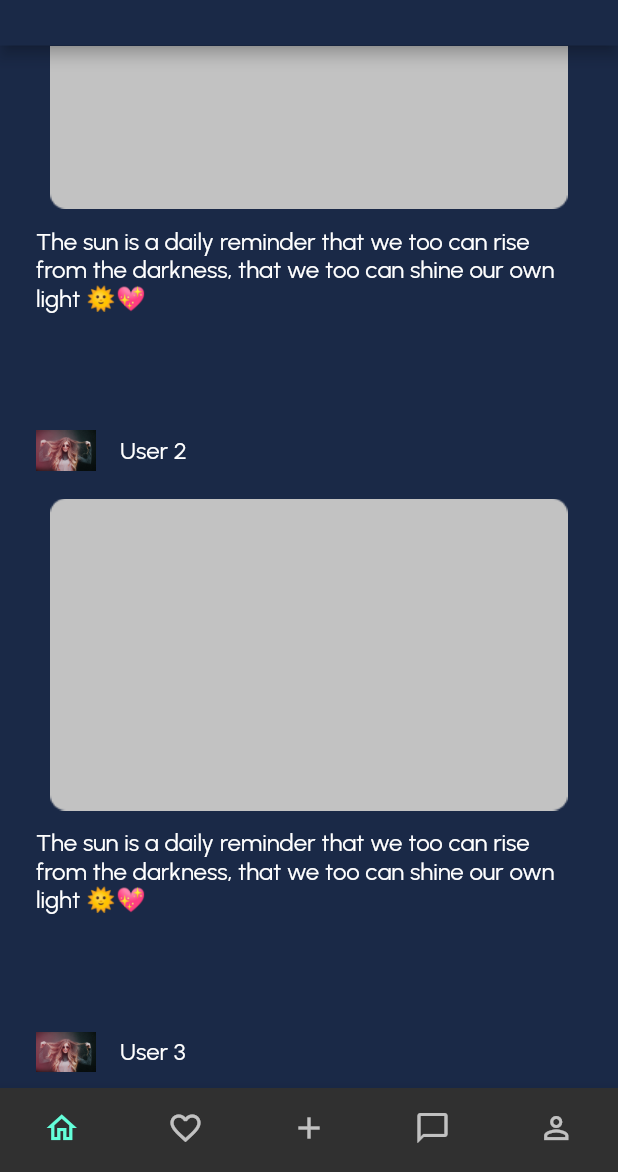
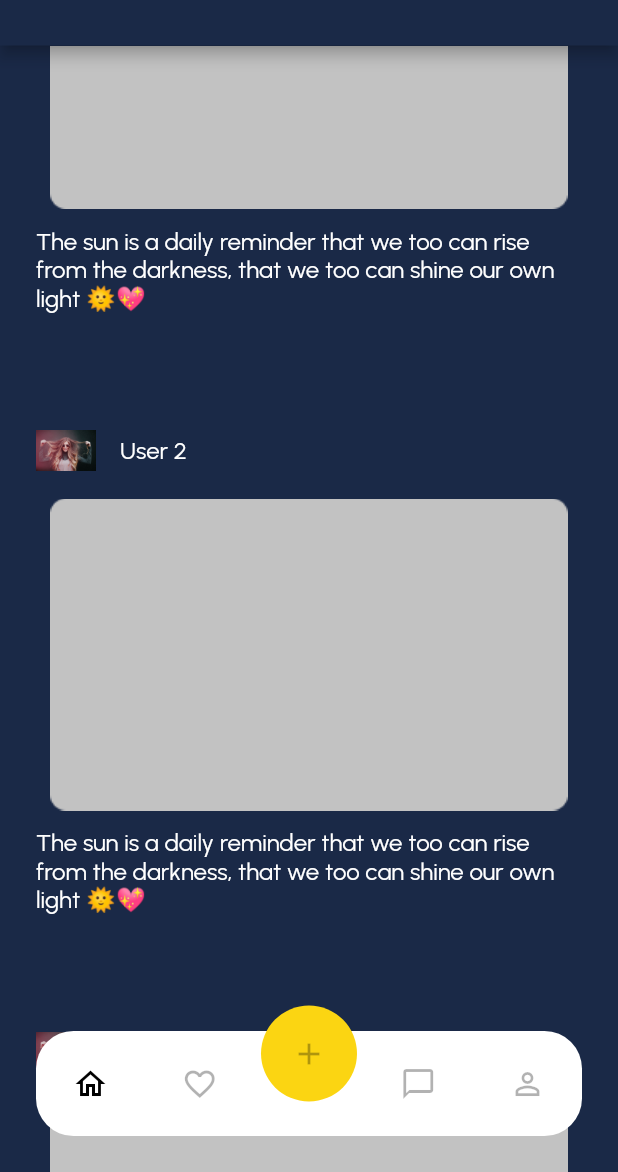
Before and after one commit to raininman/gisscope, a Flutter app: the MainPage screen opened by its route, scrolled down 576 dp, on a phone screen of 412 x 824 dp, the part 64-1236 px from its top. Run offline on Flutter 3.47's test engine with Material 2 defaults, Android fonts, the phone set to English and light mode, and no system bars.

Commit message:
Custom NavBar

```diff
--- /dev/null
+++ b/lib/components/app_bottom_navigation_item.dart
@@ -0,0 +1,30 @@
+import 'package:flutter/material.dart';
+import 'package:gisscope/pages/main_page.dart';
+import 'package:gisscope/styles/app_colors.dart';
+
+class AppBottomNavigationBarItem extends StatelessWidget {
+  final VoidCallback onPressed;
+  final IconData icon;
+  final Menus current;
+  final Menus name;
+  const AppBottomNavigationBarItem(
+      {super.key,
+      required this.onPressed,
+      required this.icon,
+      required this.current,
+      required this.name});
+
+  @override
+  Widget build(BuildContext context) {
+    return IconButton(
+      onPressed: onPressed,
+      icon: Icon(
+        icon,
+        size: 24,
+        color: (current == name)
+            ? AppColors.black
+            : AppColors.black.withOpacity(0.3),
+      ),
+    );
+  }
+}
--- a/lib/pages/main_page.dart
+++ b/lib/pages/main_page.dart
@@ -1,6 +1,8 @@
 import 'package:flutter/material.dart';
+import 'package:gisscope/components/app_bottom_navigation_item.dart';
 import 'package:gisscope/pages/home_page.dart';
 import 'package:gisscope/pages/profile_page.dart';
+import 'package:gisscope/styles/app_colors.dart';
 
 class MainPage extends StatefulWidget {
   const MainPage({super.key});
@@ -10,47 +12,20 @@ class MainPage extends StatefulWidget {
 }
 
 class _MainPageState extends State<MainPage> {
-  int currentIndex = 0;
+  Menus currentIndex = Menus.home;
 
   @override
   Widget build(BuildContext context) {
     return Scaffold(
-      body: pages[currentIndex],
-      bottomNavigationBar: BottomNavigationBar(
-        items: [
-          BottomNavigationBarItem(
-              icon: Icon(Icons.home_outlined, size: 24), label: "Home"),
-          BottomNavigationBarItem(
-              icon: Icon(Icons.favorite_border_outlined, size: 24),
-              label: "Favorite"),
-          BottomNavigationBarItem(
-              icon: Icon(
-                Icons.add,
-                size: 24,
-              ),
-              label: "Add post"),
-          BottomNavigationBarItem(
-              icon: Icon(
-                Icons.messenger_outline,
-                size: 24,
-              ),
-              label: "Message"),
-          BottomNavigationBarItem(
-              icon: Icon(
-                Icons.person_outline,
-                size: 24,
-              ),
-              label: "Profile"),
-        ],
-        currentIndex: currentIndex,
-        onTap: (index) {
+      body: pages[currentIndex.index],
+      extendBody: true,
+      bottomNavigationBar: AppBottomNavigationBar(
+        onTap: (Menus value) {
           setState(() {
-            currentIndex = index;
+            currentIndex = value;
           });
         },
-        type: BottomNavigationBarType.fixed,
-        showSelectedLabels: false,
-        showUnselectedLabels: false,
+        currentIndex: currentIndex,
       ),
     );
   }
@@ -69,3 +44,98 @@ class _MainPageState extends State<MainPage> {
     ProfilePage(),
   ];
 }
+
+enum Menus { home, favorite, add, messages, profile }
+
+class AppBottomNavigationBar extends StatelessWidget {
+  final Menus currentIndex;
+  final ValueChanged<Menus> onTap;
+  const AppBottomNavigationBar(
+      {super.key, required this.onTap, required this.currentIndex});
+
+  @override
+  Widget build(BuildContext context) {
+    return Container(
+      height: 87,
+      margin: EdgeInsets.all(24),
+      child: Stack(
+        children: [
+          Positioned(
+            left: 0,
+            right: 0,
+            top: 17,
+            child: Container(
+              height: 70,
+              decoration: BoxDecoration(
+                color: AppColors.white,
+                borderRadius: BorderRadius.all(
+                  Radius.circular(25),
+                ),
+              ),
+              child: Row(
+                children: [
+                  Expanded(
+                    child: AppBottomNavigationBarItem(
+                      onPressed: () => onTap(Menus.home),
+                      icon: Icons.home_outlined,
+                      current: currentIndex,
+                      name: Menus.home,
+                    ),
+                  ),
+                  Expanded(
+                    child: AppBottomNavigationBarItem(
+                      onPressed: () => onTap(Menus.favorite),
+                      icon: Icons.favorite_border_outlined,
+                      current: currentIndex,
+                      name: Menus.favorite,
+                    ),
+                  ),
+                  Spacer(),
+                  Expanded(
+                    child: AppBottomNavigationBarItem(
+                      onPressed: () => onTap(Menus.messages),
+                      icon: Icons.messenger_outline,
+                      current: currentIndex,
+                      name: Menus.messages,
+                    ),
+                  ),
+                  Expanded(
+                    child: AppBottomNavigationBarItem(
+                      onPressed: () => onTap(Menus.profile),
+                      icon: Icons.person_outline,
+                      current: currentIndex,
+                      name: Menus.profile,
+                    ),
+                  ),
+                ],
+              ),
+            ),
+          ),
+          Positioned(
+            left: 0,
+            right: 0,
+            top: 0,
+            child: Container(
+              height: 64,
+              width: 64,
+              decoration: BoxDecoration(
+                color: AppColors.primary,
+                shape: BoxShape.circle,
+              ),
+              child: GestureDetector(
+                onTap: () => onTap(Menus.add),
+                child: Icon(
+                  Icons.add,
+                  size: 24,
+                  color: (currentIndex == Menus.add)
+                      ? AppColors.black
+                      : AppColors.black.withOpacity(0.3),
+                ),
+              ),
+            ),
+          ),
+        ],
+      ),
+    );
+  }
+}
```
